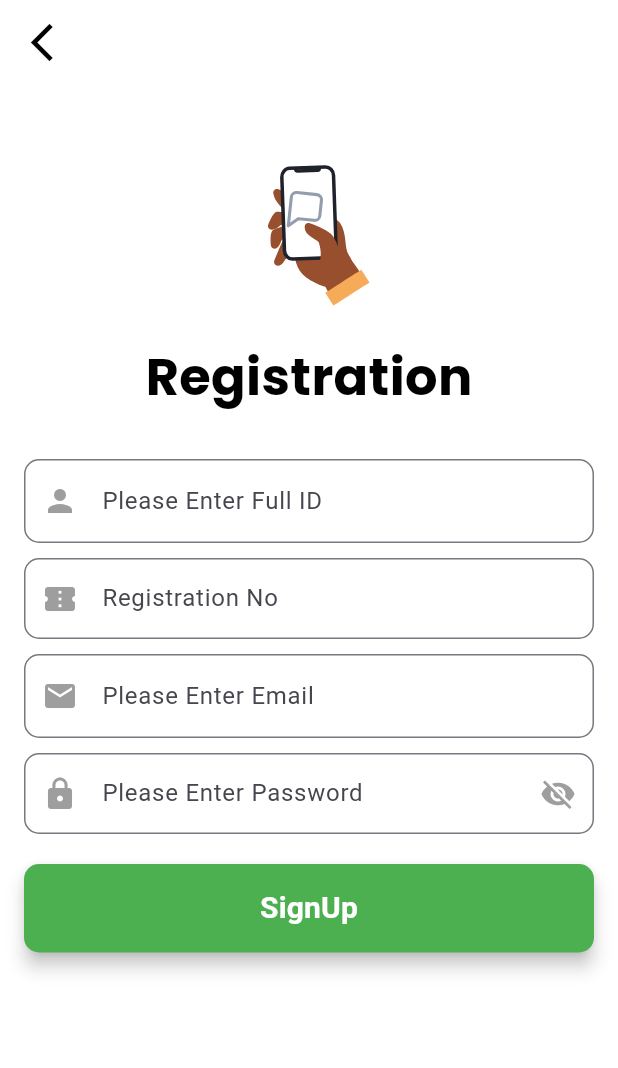
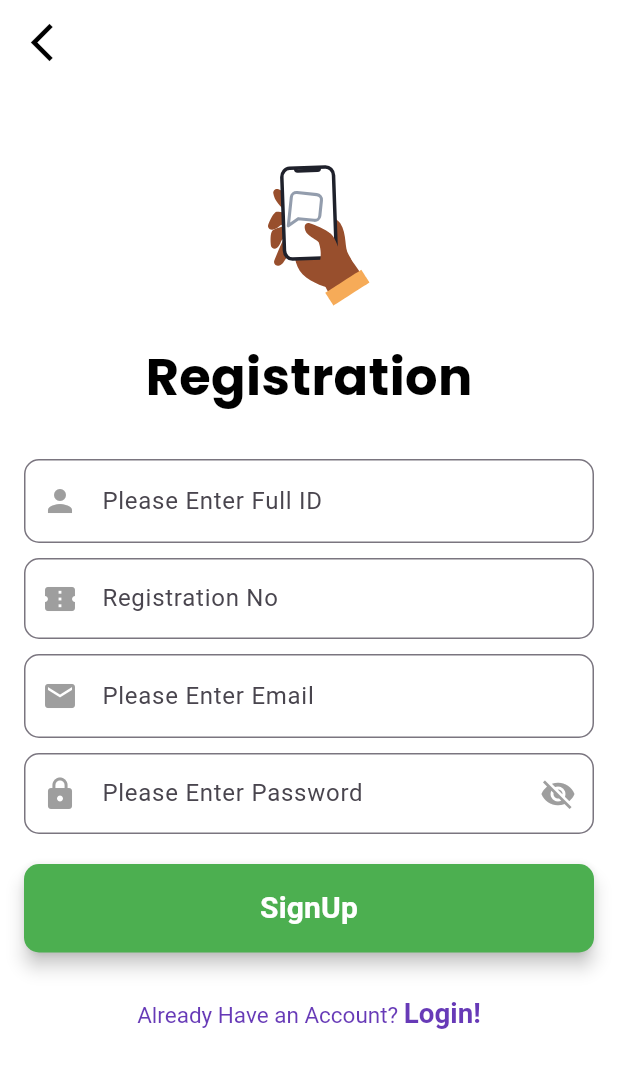
Before and after one commit to asifjahan1/JU-Bus-Route-Tracer, a Flutter app: the RegistrationPage screen opened directly, on a phone screen of 412 x 824 dp. Shown: the top 1068 px of the screen. Run offline on Flutter 3.47's test engine with Material 3 defaults, Android fonts, the phone set to English and light mode, and no system bars; our stand-ins replace cloud_firestore, firebase_auth, firebase_core, flutter_riverpod, geolocator, google_fonts and 4 more; missing offline and left inert: flutter_polyline_points; accounts and stored records are empty; network calls fail.

Commit message:
fixed minor changes

```diff
--- a/google_map_demo/lib/pages/login_page.dart
+++ b/google_map_demo/lib/pages/login_page.dart
@@ -191,8 +191,8 @@ class _LoginPageState extends State<LoginPage> {
                       child: RichText(
                         text: const TextSpan(
                           style: TextStyle(
-                            color: Colors.black, // Default text color
-                            fontSize: 16, // Default font size
+                            color: Colors.black,
+                            fontSize: 16,
                           ),
                           children: [
                             TextSpan(
--- a/google_map_demo/lib/pages/registration_page.dart
+++ b/google_map_demo/lib/pages/registration_page.dart
@@ -1,3 +1,4 @@
+import 'package:flutter/gestures.dart';
 import 'package:flutter/material.dart';
 import 'package:google_fonts/google_fonts.dart';
 import 'package:google_map_demo/pages/auth_service.dart';
@@ -257,6 +258,39 @@ class _RegistrationPageState extends State<RegistrationPage> {
                           ),
                         ),
                       ),
+                      const SizedBox(height: 30),
+                      RichText(
+                        text: TextSpan(
+                          children: [
+                            const TextSpan(
+                              text: 'Already Have an Account? ',
+                              style: TextStyle(
+                                color: Colors.deepPurple,
+                                fontSize: 15,
+                                //fontWeight: FontWeight.bold,
+                              ),
+                            ),
+                            TextSpan(
+                              text: 'Login!',
+                              style: const TextStyle(
+                                color: Colors.deepPurple,
+                                fontSize: 18.5,
+                                fontWeight: FontWeight.bold,
+                                //decoration: TextDecoration.underline,
+                              ),
+                              recognizer: TapGestureRecognizer()
+                                ..onTap = () {
+                                  Navigator.pushReplacement(
+                                    context,
+                                    MaterialPageRoute(
+                                      builder: (context) => const LoginPage(),
+                                    ),
+                                  );
+                                },
+                            ),
+                          ],
+                        ),
+                      ),
                     ],
                   ),
                 ),
```
